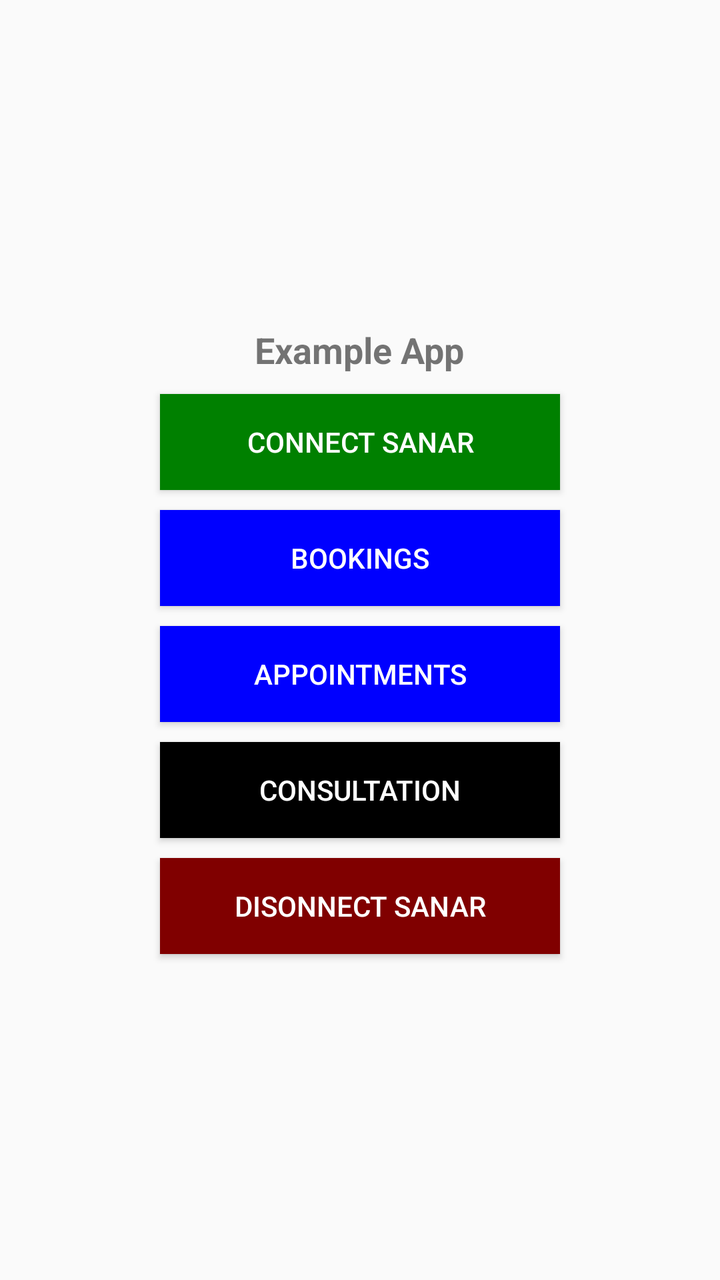
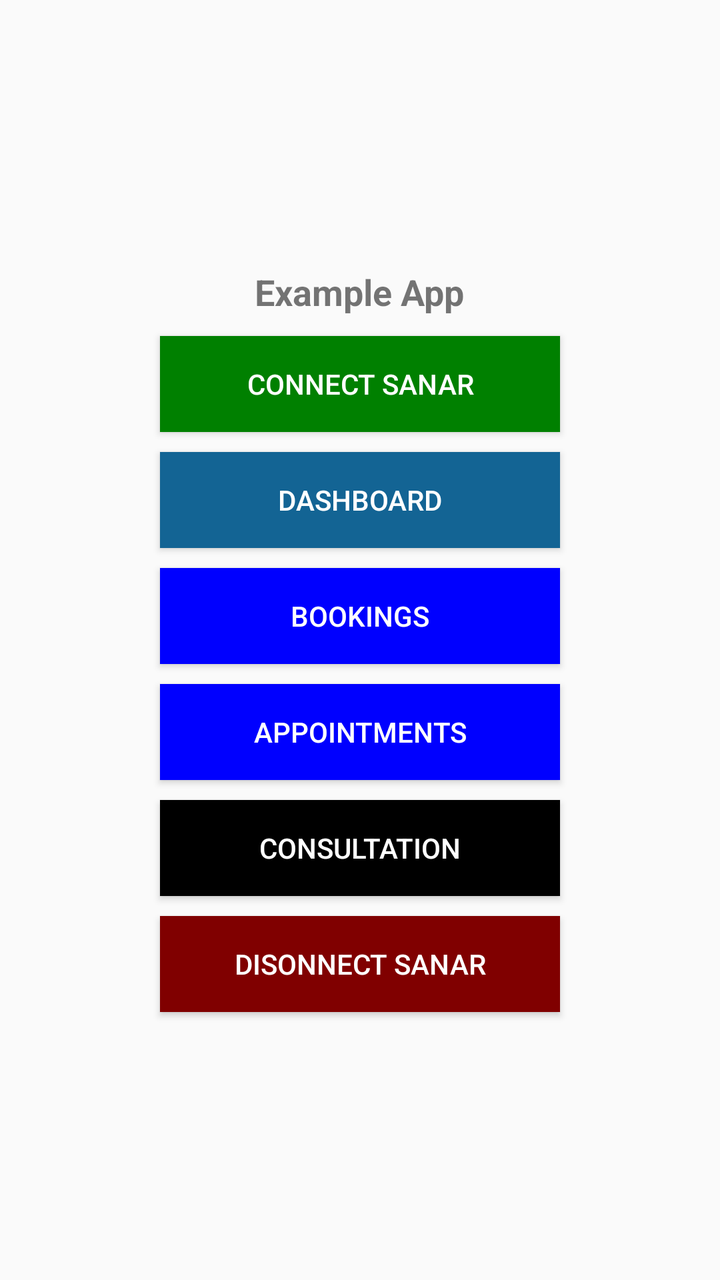

Two renders of the same Android screen: before a commit and after it. Below are the layout's source before the change and the commit's diff.
<!-- AndroidManifest.xml: activity theme Theme.ExampleAndroidApp -->
<!-- res/layout/activity_main.xml -->
<?xml version="1.0" encoding="utf-8"?>
<LinearLayout xmlns:android="http://schemas.android.com/apk/res/android"
    android:layout_width="fill_parent"
    android:layout_height="fill_parent"
    android:orientation="vertical"
    android:gravity="center" >
    <TextView
        android:id="@+id/text_view_id"
        android:layout_height="wrap_content"
        android:layout_width="wrap_content"
        android:textStyle="bold"
        android:textSize="18dp"
        android:text="Example App" />

    <Button
        android:id="@+id/sr_connect_button"
        android:layout_width="200dp"
        android:layout_height="wrap_content"
        android:layout_marginTop="10dp"
        android:layout_gravity="center"
        android:textColor="@color/white"
        android:background="#008000"
        android:text="Connect Sanar"/>

    <Button
        android:id="@+id/sr_booking"
        android:layout_width="200dp"
        android:layout_height="wrap_content"
        android:layout_marginTop="10dp"
        android:layout_gravity="center"
        android:textColor="@color/white"
        android:background="#0000FF"
        android:text="Bookings"/>

    <Button
        android:id="@+id/sr_appointment"
        android:layout_width="200dp"
        android:layout_height="wrap_content"
        android:layout_marginTop="10dp"
        android:layout_gravity="center"
        android:textColor="@color/white"
        android:background="#0000FF"
        android:text="Appointments"/>

    <Button
        android:id="@+id/sr_consultation"
        android:layout_width="200dp"
        android:layout_height="wrap_content"
        android:layout_marginTop="10dp"
        android:layout_gravity="center"
        android:textColor="@color/white"
        android:background="#000000"
        android:text="Consultation"/>

    <Button
        android:id="@+id/sr_disconnect_button"
        android:layout_width="200dp"
        android:layout_height="wrap_content"
        android:layout_marginTop="10dp"
        android:layout_gravity="center"
        android:textColor="@color/white"
        android:background="#800000"
        android:text="Disonnect Sanar"/>

</LinearLayout>
<!-- resources referenced by this layout -->
<resources>
  <color name="white">#FFFFFFFF</color>
  <style name="Theme.ExampleAndroidApp" parent="android:Theme.Material.Light.NoActionBar" />
</resources>

<!-- the commit's change to res/layout/activity_main.xml (unified diff, before → after) -->
@@ -21,6 +21,16 @@
         android:textColor="@color/white"
         android:background="#008000"
         android:text="Connect Sanar"/>
+
+    <Button
+        android:id="@+id/sr_dashboard"
+        android:layout_width="200dp"
+        android:layout_height="wrap_content"
+        android:layout_marginTop="10dp"
+        android:layout_gravity="center"
+        android:textColor="@color/white"
+        android:background="#136494"
+        android:text="Dashboard"/>
 
     <Button
         android:id="@+id/sr_booking"
